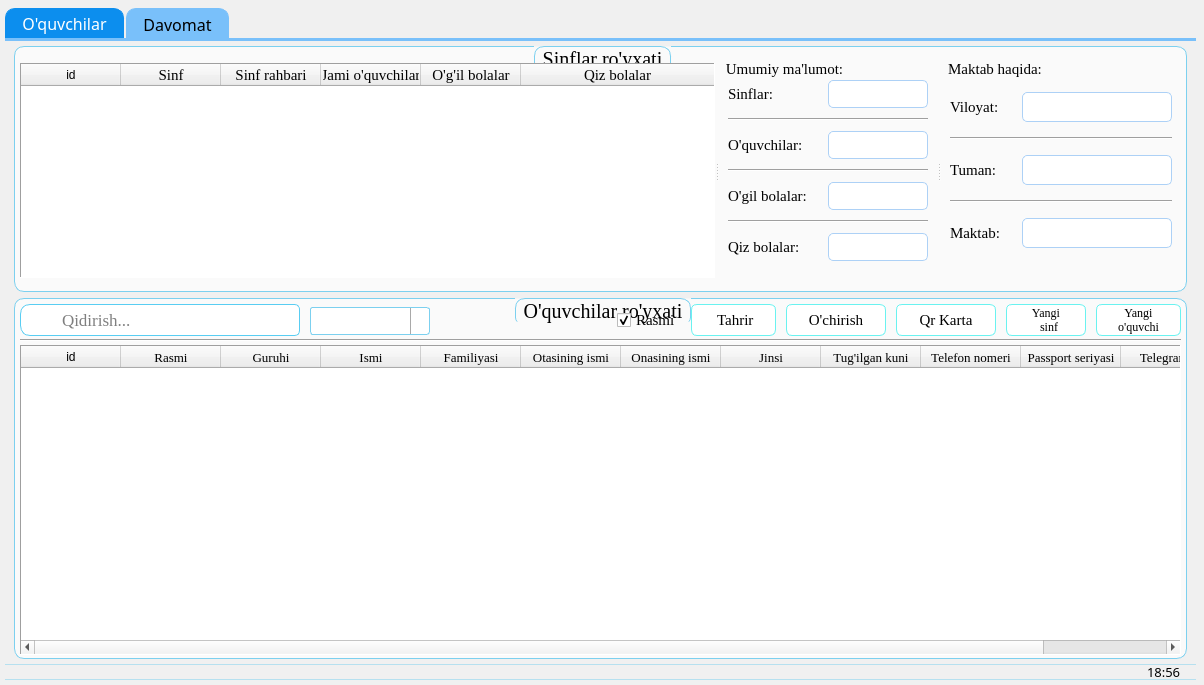
First picture: the form in Designs/design_1.ui, repository MRprgmr/SControl, before the edit.
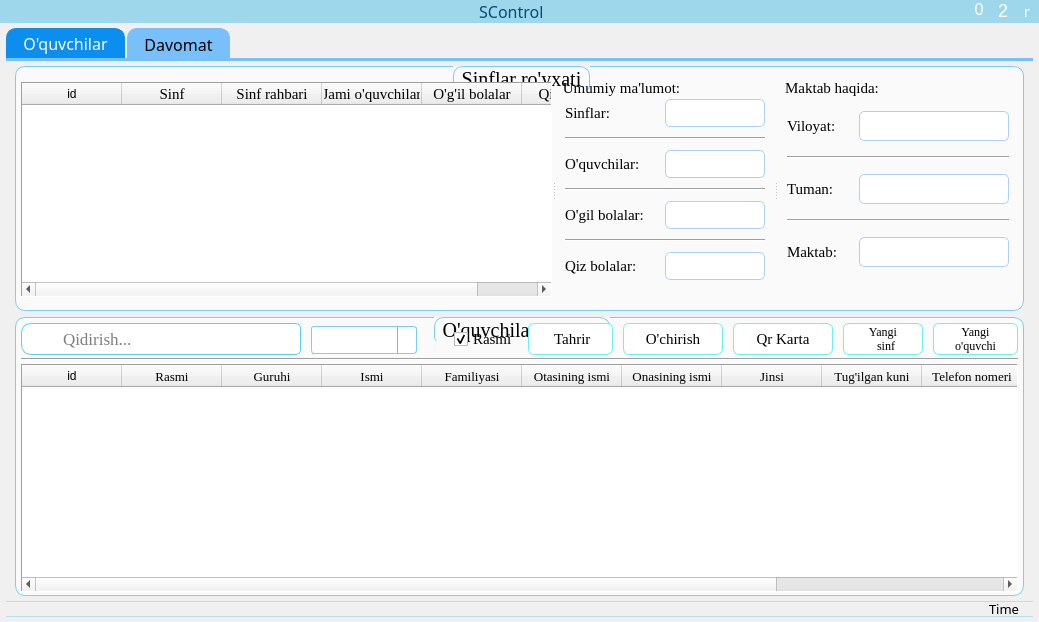
Second picture: the form after the edit. Icons and pictures are not drawn.

Diff of the .ui file:
```diff
--- a/Designs/design_1.ui
+++ b/Designs/design_1.ui
@@ -6,8 +6,8 @@
    <rect>
     <x>0</x>
     <y>0</y>
-    <width>1204</width>
-    <height>685</height>
+    <width>1039</width>
+    <height>622</height>
    </rect>
   </property>
   <property name="minimumSize">
@@ -50,13 +50,13 @@
    </property>
    <layout class="QGridLayout" name="gridLayout_2">
     <property name="leftMargin">
-     <number>5</number>
+     <number>0</number>
     </property>
     <property name="topMargin">
-     <number>8</number>
+     <number>0</number>
     </property>
     <property name="rightMargin">
-     <number>8</number>
+     <number>0</number>
     </property>
     <property name="bottomMargin">
      <number>5</number>
@@ -64,11 +64,33 @@
     <property name="verticalSpacing">
      <number>0</number>
     </property>
-    <item row="0" column="0">
+    <item row="1" column="0">
      <layout class="QVBoxLayout" name="verticalLayout_6">
       <property name="spacing">
        <number>0</number>
       </property>
+      <property name="leftMargin">
+       <number>6</number>
+      </property>
+      <property name="rightMargin">
+       <number>6</number>
+      </property>
+      <item>
+       <spacer name="verticalSpacer">
+        <property name="orientation">
+         <enum>Qt::Vertical</enum>
+        </property>
+        <property name="sizeType">
+         <enum>QSizePolicy::Fixed</enum>
+        </property>
+        <property name="sizeHint" stdset="0">
+         <size>
+          <width>20</width>
+          <height>5</height>
+         </size>
+        </property>
+       </spacer>
+      </item>
       <item>
        <widget class="QTabWidget" name="tabWidget">
         <property name="font">
@@ -1154,6 +1176,20 @@
                     <pointsize>11</pointsize>
                    </font>
                   </property>
+                  <property name="styleSheet">
+                   <string notr="true">QCheckBox::indicator:unchecked{
+     image: url(:/Icons/Icons/unchecked.png);
+ }
+QCheckBox::indicator:unchecked:hover{
+     image: url(:/Icons/Icons/unchecked_hover.png);
+ }
+QCheckBox::indicator:checked{
+     image: url(:/Icons/Icons/checked.png);
+ }
+QCheckBox::indicator:checked:hover{
+     image: url(:/Icons/Icons/checked_hover.png);
+ }</string>
+                  </property>
                   <property name="text">
                    <string>Rasmi</string>
                   </property>
@@ -1215,8 +1251,8 @@
                   </property>
                   <property name="iconSize">
                    <size>
-                    <width>20</width>
-                    <height>20</height>
+                    <width>28</width>
+                    <height>28</height>
                    </size>
                   </property>
                  </widget>
@@ -1271,8 +1307,8 @@
                   </property>
                   <property name="iconSize">
                    <size>
-                    <width>28</width>
-                    <height>28</height>
+                    <width>24</width>
+                    <height>24</height>
                    </size>
                   </property>
                  </widget>
@@ -1329,8 +1365,8 @@
                   </property>
                   <property name="iconSize">
                    <size>
-                    <width>28</width>
-                    <height>28</height>
+                    <width>30</width>
+                    <height>30</height>
                    </size>
                   </property>
                  </widget>
@@ -1386,8 +1422,8 @@
                   </property>
                   <property name="iconSize">
                    <size>
-                    <width>25</width>
-                    <height>25</height>
+                    <width>28</width>
+                    <height>28</height>
                    </size>
                   </property>
                  </widget>
@@ -1444,8 +1480,8 @@
                   </property>
                   <property name="iconSize">
                    <size>
-                    <width>25</width>
-                    <height>25</height>
+                    <width>24</width>
+                    <height>24</height>
                    </size>
                   </property>
                  </widget>
@@ -2386,7 +2422,7 @@
             <string notr="true">border: none;</string>
            </property>
            <property name="text">
-            <string>18:56</string>
+            <string>Time</string>
            </property>
           </widget>
          </item>
@@ -2408,6 +2444,221 @@
       </item>
      </layout>
     </item>
+    <item row="0" column="0">
+     <widget class="QFrame" name="frame_2">
+      <property name="minimumSize">
+       <size>
+        <width>0</width>
+        <height>23</height>
+       </size>
+      </property>
+      <property name="maximumSize">
+       <size>
+        <width>16777215</width>
+        <height>23</height>
+       </size>
+      </property>
+      <property name="styleSheet">
+       <string notr="true">QFrame#frame_2{
+background-color: #9ED6EC;
+}</string>
+      </property>
+      <property name="frameShape">
+       <enum>QFrame::NoFrame</enum>
+      </property>
+      <property name="frameShadow">
+       <enum>QFrame::Raised</enum>
+      </property>
+      <layout class="QHBoxLayout" name="horizontalLayout_14" stretch="11,1,10,1">
+       <property name="spacing">
+        <number>0</number>
+       </property>
+       <property name="topMargin">
+        <number>0</number>
+       </property>
+       <property name="rightMargin">
+        <number>0</number>
+       </property>
+       <property name="bottomMargin">
+        <number>0</number>
+       </property>
+       <item>
+        <spacer name="horizontalSpacer_7">
+         <property name="orientation">
+          <enum>Qt::Horizontal</enum>
+         </property>
+         <property name="sizeHint" stdset="0">
+          <size>
+           <width>543</width>
+           <height>18</height>
+          </size>
+         </property>
+        </spacer>
+       </item>
+       <item>
+        <widget class="QLabel" name="label_9">
+         <property name="font">
+          <font>
+           <family>Bahnschrift SemiBold</family>
+           <pointsize>12</pointsize>
+          </font>
+         </property>
+         <property name="styleSheet">
+          <string notr="true">color: rgb(0, 79, 116);</string>
+         </property>
+         <property name="text">
+          <string> SControl</string>
+         </property>
+        </widget>
+       </item>
+       <item>
+        <spacer name="horizontalSpacer_6">
+         <property name="orientation">
+          <enum>Qt::Horizontal</enum>
+         </property>
+         <property name="sizeHint" stdset="0">
+          <size>
+           <width>1111</width>
+           <height>20</height>
+          </size>
+         </property>
+        </spacer>
+       </item>
+       <item>
+        <layout class="QHBoxLayout" name="horizontalLayout_13">
+         <property name="spacing">
+          <number>0</number>
+         </property>
+         <item>
+          <widget class="QPushButton" name="pushButton_12">
+           <property name="minimumSize">
+            <size>
+             <width>24</width>
+             <height>24</height>
+            </size>
+           </property>
+           <property name="maximumSize">
+            <size>
+             <width>24</width>
+             <height>24</height>
+            </size>
+           </property>
+           <property name="styleSheet">
+            <string notr="true">QPushButton
+                   {
+                   font-family:&quot;Webdings&quot;;
+                   text-align:top;
+                   background:#9ED6EC;
+                   border:none;
+                   font-size:16px;
+					color: white;
+                   }
+QPushButton:hover
+{
+background: #6db2cd;
+}</string>
+           </property>
+           <property name="text">
+            <string>0</string>
+           </property>
+           <property name="iconSize">
+            <size>
+             <width>22</width>
+             <height>22</height>
+            </size>
+           </property>
+          </widget>
+         </item>
+         <item>
+          <widget class="QPushButton" name="pushButton_13">
+           <property name="minimumSize">
+            <size>
+             <width>24</width>
+             <height>24</height>
+            </size>
+           </property>
+           <property name="maximumSize">
+            <size>
+             <width>24</width>
+             <height>24</height>
+            </size>
+           </property>
+           <property name="styleSheet">
+            <string notr="true">QPushButton
+                   {
+                   font-family:&quot;Webdings&quot;;
+                   text-align:top;
+                   background:#9ED6EC;
+                   border:none;
+                   font-size:18px;
+					color: white;
+                   }
+QPushButton:hover
+{
+background: #6db2cd;
+}</string>
+           </property>
+           <property name="text">
+            <string>2</string>
+           </property>
+           <property name="iconSize">
+            <size>
+             <width>22</width>
+             <height>22</height>
+            </size>
+           </property>
+          </widget>
+         </item>
+         <item>
+          <widget class="QPushButton" name="pushButton_4">
+           <property name="minimumSize">
+            <size>
+             <width>24</width>
+             <height>24</height>
+            </size>
+           </property>
+           <property name="maximumSize">
+            <size>
+             <width>24</width>
+             <height>23</height>
+            </size>
+           </property>
+           <property name="font">
+            <font>
+             <family>Webdings</family>
+             <pointsize>-1</pointsize>
+            </font>
+           </property>
+           <property name="styleSheet">
+            <string notr="true">QPushButton
+                   {
+                   font-family:&quot;Webdings&quot;;
+                   text-align:top;
+                   background:#9ED6EC;
+                   border:none;
+                   font-size:15px;
+					color: white;
+                   }
+QPushButton:hover{
+background: #ec1c24;
+}</string>
+           </property>
+           <property name="text">
+            <string>r</string>
+           </property>
+           <property name="iconSize">
+            <size>
+             <width>22</width>
+             <height>22</height>
+            </size>
+           </property>
+          </widget>
+         </item>
+        </layout>
+       </item>
+      </layout>
+     </widget>
+    </item>
    </layout>
   </widget>
  </widget>
```
Left out of the diff: 14 changed lines with no effect on the pictures.
